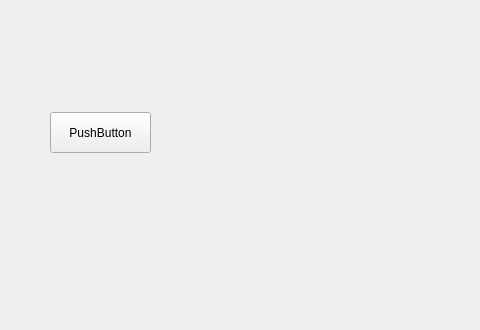
Above: projetGitTest3/mainwindow.ui from MVALEX13/Qt_push_button before the change; both pictures show x 140 to 620 and y 0 to 330 of the 800 by 600 pixel window. Below: the same form after it.
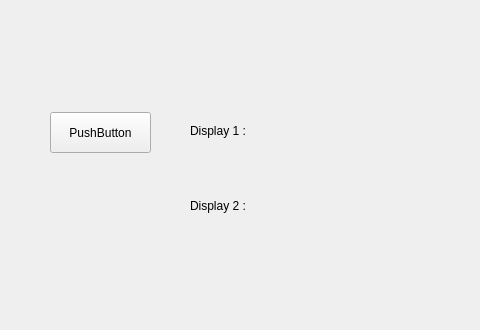
That is the form after the change.

Commit message: implémentation de la méthode avec connect()

Diff of the .ui file:
```diff
--- a/projetGitTest3/mainwindow.ui
+++ b/projetGitTest3/mainwindow.ui
@@ -37,7 +37,20 @@
      </rect>
     </property>
     <property name="text">
-     <string/>
+     <string>Display 1 :</string>
+    </property>
+   </widget>
+   <widget class="QLabel" name="label_2">
+    <property name="geometry">
+     <rect>
+      <x>330</x>
+      <y>180</y>
+      <width>101</width>
+      <height>51</height>
+     </rect>
+    </property>
+    <property name="text">
+     <string>Display 2 :</string>
     </property>
    </widget>
   </widget>
```
The commit also changes 2 other files.
